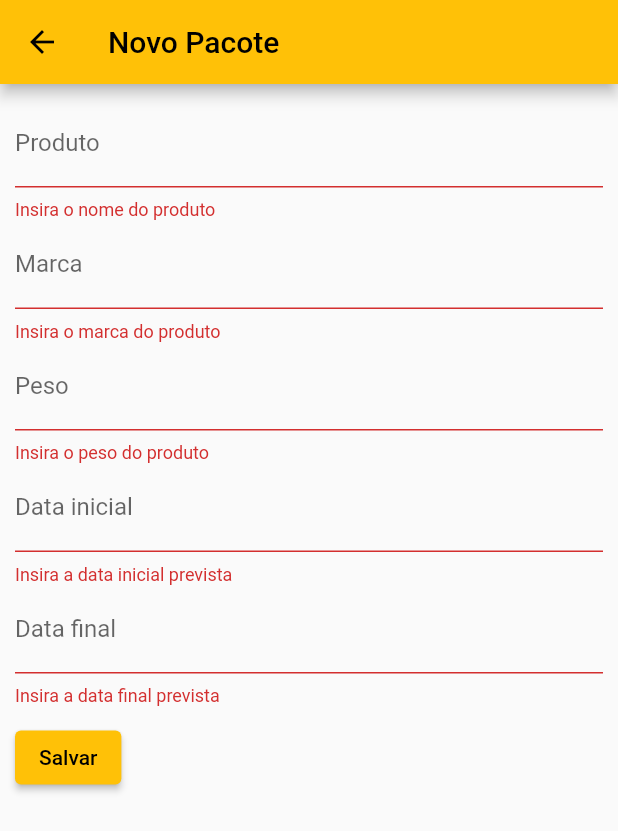
After one commit to matheusvaladao5/minhas_entregas, a Flutter app: the DeliveryFormWidget screen opened by its route, after a tap on "Salvar", on a phone screen of 412 x 824 dp. The commit adds this screen. Shown: the top 831 px of the screen. Run offline on Flutter 3.47's test engine with Material 2 defaults, Android fonts, the phone set to English and light mode, and no system bars; our stand-ins replace cloud_firestore, firebase_auth, firebase_core; accounts and stored records are empty; network calls fail.

Commit message:
inserção de tela de adição de pacotes

```diff
--- /dev/null
+++ b/lib/mydeliveries/screens/add_delivery.dart
@@ -0,0 +1,71 @@
+import 'package:flutter/material.dart';
+import 'package:minhas_entregas/utils/custom_widgets.dart';
+import 'package:minhas_entregas/widgets/input_form.dart';
+
+class DeliveryFormWidget extends StatelessWidget {
+  DeliveryFormWidget({Key? key}) : super(key: key);
+
+  final title = const Text("Novo Pacote");
+  final _formKey = GlobalKey<FormState>();
+  final _productController = TextEditingController();
+  final _brandController = TextEditingController();
+  final _weightController = TextEditingController();
+  final _initialDateController = TextEditingController();
+  final _finalDateController = TextEditingController();
+
+  @override
+  Widget build(BuildContext context) {
+    return Scaffold(
+      appBar: AppBar(title: title),
+      body: Padding(
+          padding: const EdgeInsets.all(10),
+          child: Form(
+              key: _formKey,
+              child: Column(
+                crossAxisAlignment: CrossAxisAlignment.start,
+                children: [
+                  DefaultInputFormWidget(
+                      placeholder: "Informe o produto",
+                      label: "Produto",
+                      controller: _productController,
+                      validationMsg: "Insira o nome do produto",
+                      obscureText: false),
+                  DefaultInputFormWidget(
+                      placeholder: "Informe a marca",
+                      label: "Marca",
+                      controller: _brandController,
+                      validationMsg: "Insira o marca do produto",
+                      obscureText: false),
+                  DefaultInputFormWidget(
+                      placeholder: "Informe o peso",
+                      label: "Peso",
+                      controller: _weightController,
+                      validationMsg: "Insira o peso do produto",
+                      obscureText: false),
+                  DefaultInputFormWidget(
+                      placeholder: "Informe a data inicial prevista",
+                      label: "Data inicial",
+                      controller: _initialDateController,
+                      validationMsg: "Insira a data inicial prevista",
+                      obscureText: false),
+                  DefaultInputFormWidget(
+                      placeholder: "Informe a data final prevista",
+                      label: "Data final",
+                      controller: _finalDateController,
+                      validationMsg: "Insira a data final prevista",
+                      obscureText: false),
+                  Padding(
+                    padding: EdgeInsets.only(top: 10),
+                    child: ElevatedButton(
+                        onPressed: () {
+                          if (_formKey.currentState!.validate()) {
+                            // Adição do Produto no Firebase
+                          }
+                        },
+                        child: salvarText),
+                  )
+                ],
+              ))),
+    );
+  }
+}
--- a/lib/mydeliveries/screens/list_deliveries.dart
+++ /dev/null
@@ -1,17 +0,0 @@
-import 'package:flutter/material.dart';
-import 'package:minhas_entregas/widgets/nav_drawer.dart';
-
-class ListDeliveriesWidget extends StatelessWidget {
-  const ListDeliveriesWidget({Key? key}) : super(key: key);
-
-  final title = const Text("Meus pacotes");
-
-  @override
-  Widget build(BuildContext context) {
-    return Scaffold(
-      appBar: AppBar(title: title),
-      drawer: NavDrawer(),
-      body: ListView(children: []),
-    );
-  }
-}
--- /dev/null
+++ b/lib/mydeliveries/screens/list_delivery.dart
@@ -0,0 +1,26 @@
+import 'package:flutter/material.dart';
+import 'package:minhas_entregas/widgets/nav_drawer.dart';
+
+class ListDeliveryWidget extends StatelessWidget {
+  const ListDeliveryWidget({Key? key}) : super(key: key);
+
+  final title = const Text("Meus pacotes");
+
+  @override
+  Widget build(BuildContext context) {
+    return Scaffold(
+      appBar: AppBar(
+        title: title,
+        actions: [
+          IconButton(
+              onPressed: () {
+                Navigator.pushNamed(context, "/add_delivery");
+              },
+              icon: const Icon(Icons.add))
+        ],
+      ),
+      drawer: NavDrawer(),
+      body: ListView(children: []),
+    );
+  }
+}
--- a/lib/widgets/auth_gate.dart
+++ b/lib/widgets/auth_gate.dart
@@ -1,6 +1,6 @@
 import 'package:firebase_auth/firebase_auth.dart';
 import 'package:flutter/material.dart';
-import 'package:minhas_entregas/mydeliveries/screens/list_deliveries.dart';
+import 'package:minhas_entregas/mydeliveries/screens/list_delivery.dart';
 import 'package:minhas_entregas/screens/login.dart';
 
 class AuthGate extends StatelessWidget {
@@ -17,7 +17,7 @@ class AuthGate extends StatelessWidget {
           return const Center(
               child: Text("Algo deu errado."));
         } else if (snapshot.hasData) {
-          return const ListDeliveriesWidget();
+          return const ListDeliveryWidget();
         }
         return const LoginWidget();
       },
--- a/lib/widgets/routes.dart
+++ b/lib/widgets/routes.dart
@@ -1,14 +1,16 @@
 import 'package:flutter/material.dart';
-import 'package:minhas_entregas/mydeliveries/screens/list_deliveries.dart';
+import 'package:minhas_entregas/mydeliveries/screens/add_delivery.dart';
+import 'package:minhas_entregas/mydeliveries/screens/list_delivery.dart';
 import 'package:minhas_entregas/screens/login.dart';
 import 'package:minhas_entregas/screens/register.dart';
 import 'package:minhas_entregas/screens/user.dart';
 
 class FirebaseAuthAppRoutes {
   var routes = <String, WidgetBuilder>{
-    "/user": (BuildContext context) => UserWidget(),
-    "/home": (BuildContext context) => ListDeliveriesWidget(),
-    "/login": (BuildContext context) => LoginWidget(),
+    "/user": (BuildContext context) => const UserWidget(),
+    "/home": (BuildContext context) => const ListDeliveryWidget(),
+    "/login": (BuildContext context) => const LoginWidget(),
     "/register": (BuildContext context) => RegisterWidget(),
+    "/add_delivery": (BuildContext context) => DeliveryFormWidget(),
   };
 }
```
